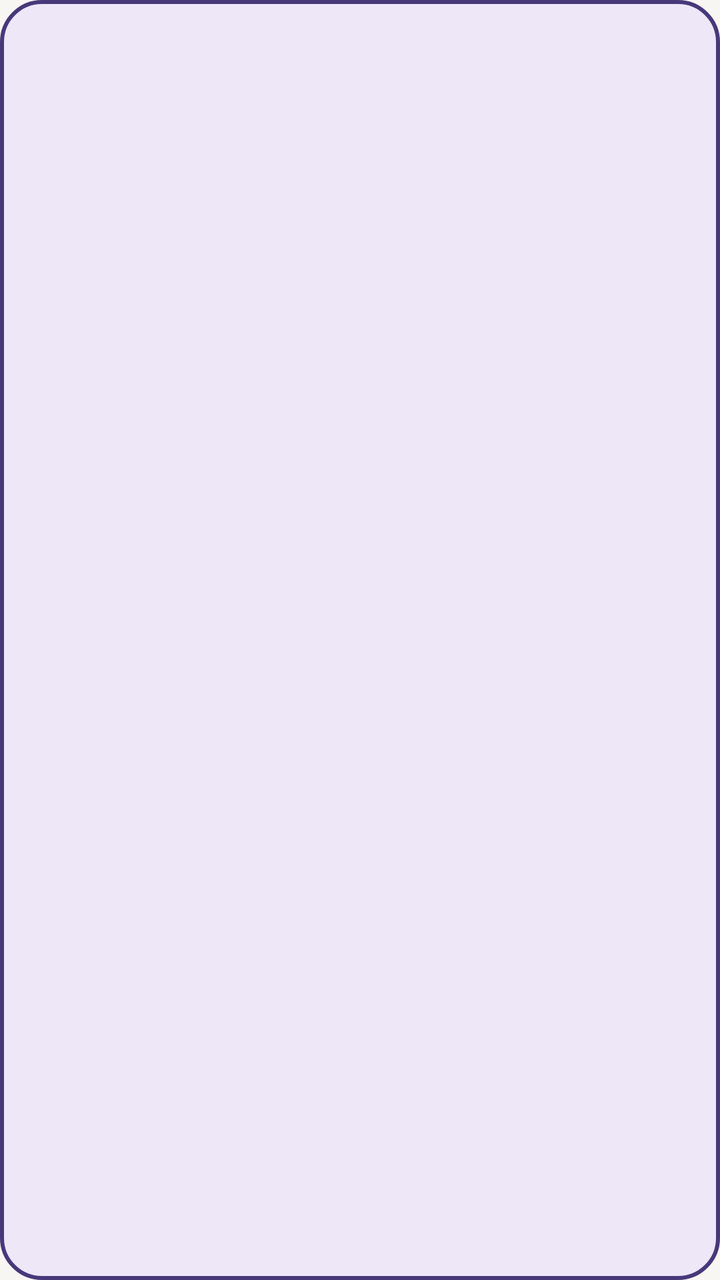
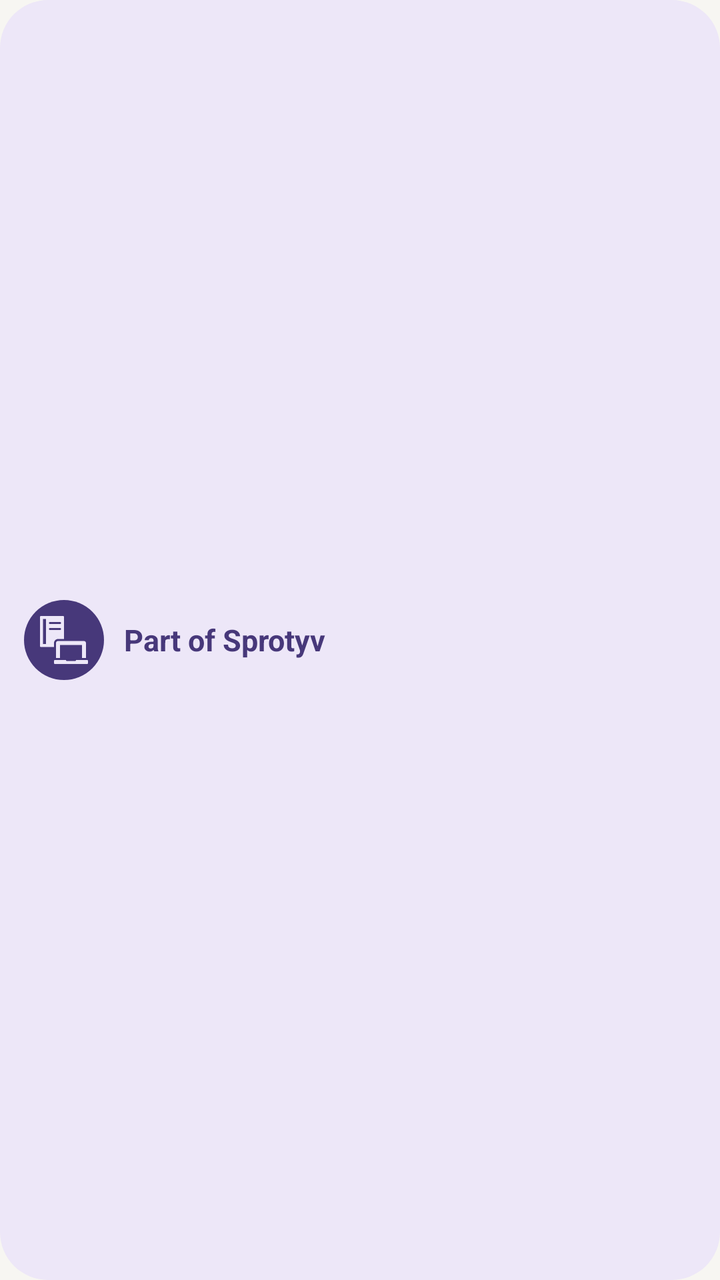

Compare the two renders of this Android layout. The source of the first and the diff that turns it into the second are given below.
<!-- AndroidManifest.xml: application theme Theme.Sprotyv -->
<!-- res/layout/widget_tile_plain.xml -->
<?xml version="1.0" encoding="utf-8"?>
<LinearLayout xmlns:android="http://schemas.android.com/apk/res/android" android:id="@+id/w_root" android:layout_width="match_parent" android:layout_height="match_parent"
    android:background="@drawable/w_shape_plain" android:gravity="center_vertical" android:orientation="horizontal" android:padding="12dp">
    <TextView android:id="@+id/w_mark" android:layout_width="wrap_content" android:layout_height="wrap_content" android:textSize="26sp"
        android:importantForAccessibility="no" />
    <TextView android:id="@+id/w_title" android:layout_width="0dp" android:layout_weight="1" android:layout_height="wrap_content" android:layout_marginStart="10dp"
        android:textColor="@color/w_ink" android:textSize="17sp" android:textStyle="bold" android:maxLines="2" android:ellipsize="end" />
</LinearLayout>
<!-- resources referenced by this layout -->
<resources>
  <color name="w_ink">#FF1D2421</color>
  <!-- drawable w_shape_plain (drawable) -->
  <?xml version="1.0" encoding="utf-8"?>
  <shape xmlns:android="http://schemas.android.com/apk/res/android" android:shape="rectangle">
      <solid android:color="@color/w_violet_bg" />
      <stroke android:width="2dp" android:color="@color/w_violet_ink" />
      <corners android:radius="20dp" />
  </shape>
  <style name="Theme.Sprotyv" parent="android:Theme.Material.Light.NoActionBar">
          <item name="android:windowBackground">@color/background</item>
          <item name="android:statusBarColor">@android:color/transparent</item>
          <item name="android:navigationBarColor">@android:color/transparent</item>
      </style>
  <color name="w_violet_bg">#FFEDE7F8</color>
  <color name="w_violet_ink">#FF47387A</color>
  <color name="background">#FFF7F6F2</color>
</resources>

<!-- the commit's change to res/layout/widget_tile_plain.xml (unified diff, before → after) -->
@@ -1,8 +1,12 @@
 <?xml version="1.0" encoding="utf-8"?>
 <LinearLayout xmlns:android="http://schemas.android.com/apk/res/android" android:id="@+id/w_root" android:layout_width="match_parent" android:layout_height="match_parent"
-    android:background="@drawable/w_shape_plain" android:gravity="center_vertical" android:orientation="horizontal" android:padding="12dp">
-    <TextView android:id="@+id/w_mark" android:layout_width="wrap_content" android:layout_height="wrap_content" android:textSize="26sp"
-        android:importantForAccessibility="no" />
-    <TextView android:id="@+id/w_title" android:layout_width="0dp" android:layout_weight="1" android:layout_height="wrap_content" android:layout_marginStart="10dp"
-        android:textColor="@color/w_ink" android:textSize="17sp" android:textStyle="bold" android:maxLines="2" android:ellipsize="end" />
+    android:background="@drawable/w_shape_plain" android:gravity="center_vertical" android:orientation="horizontal" android:paddingHorizontal="12dp" android:paddingVertical="8dp">
+    <FrameLayout android:layout_width="40dp" android:layout_height="40dp" android:background="@drawable/w_badge_plain">
+        <ImageView android:id="@+id/w_icon" android:layout_width="match_parent" android:layout_height="match_parent" android:padding="8dp"
+            android:src="@drawable/ocha_learning" android:tint="@color/w_violet_bg" android:importantForAccessibility="no" />
+    </FrameLayout>
+    <LinearLayout android:layout_width="0dp" android:layout_weight="1" android:layout_height="wrap_content" android:layout_marginStart="10dp" android:orientation="vertical">
+        <TextView android:id="@+id/w_title" android:layout_width="match_parent" android:layout_height="wrap_content" android:text="@string/widget_tile_label"
+            android:textColor="@color/w_violet_ink" android:textSize="15sp" android:textStyle="bold" android:maxLines="2" android:ellipsize="end" />
+    </LinearLayout>
 </LinearLayout>
<!-- resource entries referenced after the edit -->
@@ -1,13 +1,12 @@
 <!-- resources referenced by this layout -->
 <resources>
-  <color name="w_ink">#FF1D2421</color>
   <!-- drawable w_shape_plain (drawable) -->
   <?xml version="1.0" encoding="utf-8"?>
   <shape xmlns:android="http://schemas.android.com/apk/res/android" android:shape="rectangle">
       <solid android:color="@color/w_violet_bg" />
-      <stroke android:width="2dp" android:color="@color/w_violet_ink" />
-      <corners android:radius="20dp" />
+      <corners android:radius="24dp" />
   </shape>
+  <string name="widget_tile_label">Part of Sprotyv</string>
   <style name="Theme.Sprotyv" parent="android:Theme.Material.Light.NoActionBar">
           <item name="android:windowBackground">@color/background</item>
           <item name="android:statusBarColor">@android:color/transparent</item>
@@ -15,6 +14,18 @@
       </style>
   <color name="w_violet_bg">#FFEDE7F8</color>
   <color name="w_violet_ink">#FF47387A</color>
+  <!-- drawable ocha_learning (drawable) -->
+  <?xml version="1.0" encoding="utf-8"?>
+  <vector xmlns:android="http://schemas.android.com/apk/res/android" android:width="24dp" android:height="24dp" android:viewportWidth="48" android:viewportHeight="48">
+      <path android:fillColor="#FF000000" android:pathData="M14,27c0-2.2,1.8-4,4-4c0,0,0,0,0,0h6V1c0-0.6-0.4-1-1-1H1C0.4,0,0,0.4,0,1v29c0,0.6,0.4,1,1,1h13V27z M10,6 h10c0.6,0,1,0.4,1,1s-0.4,1-1,1H10C9.4,8,9,7.6,9,7S9.4,6,10,6z M6,28H3V3h3V28z M9,13c0-0.6,0.4-1,1-1h10c0.6,0,1,0.4,1,1 s-0.4,1-1,1H10C9.4,14,9,13.6,9,13z"/>
+      <path android:fillColor="#FF000000" android:pathData="M18,25c-1.1,0-2,0.9-2,2v15h4V29h22v13h4V27c0-1.1-0.9-2-2-2H18z"/>
+      <path android:fillColor="#FF000000" android:pathData="M47,44H36c0,0.6-0.4,1-1,1h-8c-0.6,0-1-0.4-1-1H15c-0.6,0-1,0.4-1,1v2c0,0.6,0.4,1,1,1h32c0.6,0,1-0.4,1-1v-2 C48,44.4,47.6,44,47,44z"/>
+  </vector>
+  <!-- drawable w_badge_plain (drawable) -->
+  <?xml version="1.0" encoding="utf-8"?>
+  <shape xmlns:android="http://schemas.android.com/apk/res/android" android:shape="oval">
+      <solid android:color="@color/w_violet_ink" />
+  </shape>
   <color name="background">#FFF7F6F2</color>
 </resources>
 
